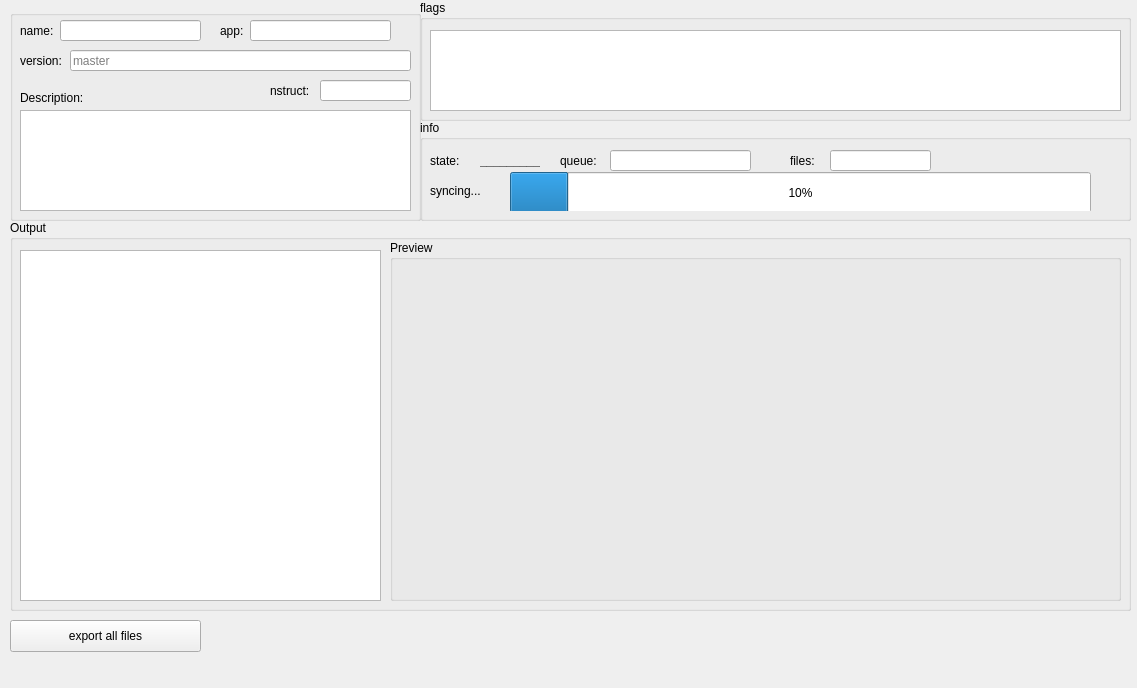
Old version of the form source/src/ui/task/task_view.ui in the repository RosettaCommons/rosetta.
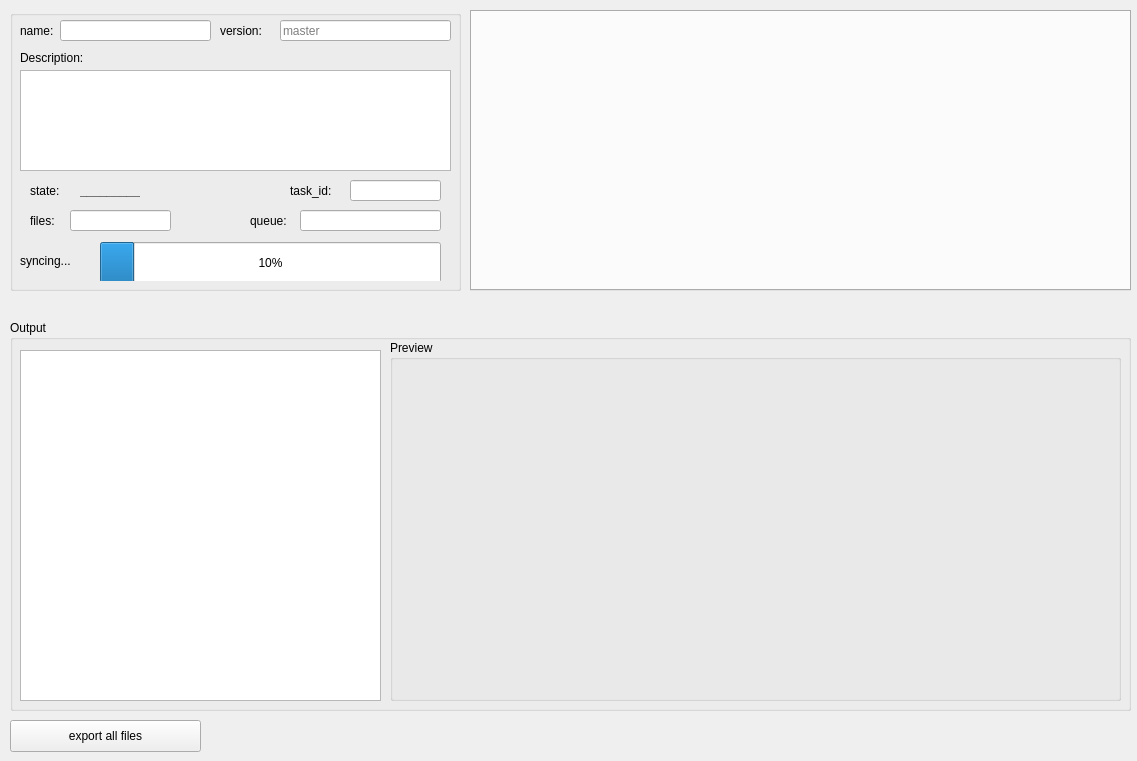
New version of the form.

Diff of the .ui file:
```diff
--- a/source/src/ui/task/task_view.ui
+++ b/source/src/ui/task/task_view.ui
@@ -7,7 +7,7 @@
     <x>0</x>
     <y>0</y>
     <width>1137</width>
-    <height>688</height>
+    <height>761</height>
    </rect>
   </property>
   <property name="windowTitle">
@@ -17,7 +17,7 @@
    <property name="geometry">
     <rect>
      <x>10</x>
-     <y>220</y>
+     <y>320</y>
      <width>1121</width>
      <height>391</height>
     </rect>
@@ -70,8 +70,8 @@
     <rect>
      <x>10</x>
      <y>10</y>
-     <width>411</width>
-     <height>211</height>
+     <width>451</width>
+     <height>281</height>
     </rect>
    </property>
    <property name="title">
@@ -85,7 +85,7 @@
      <rect>
       <x>50</x>
       <y>10</y>
-      <width>141</width>
+      <width>151</width>
       <height>21</height>
      </rect>
     </property>
@@ -109,24 +109,11 @@
      <string>name:</string>
     </property>
    </widget>
-   <widget class="QLabel" name="label_11">
-    <property name="geometry">
-     <rect>
-      <x>210</x>
-      <y>0</y>
-      <width>61</width>
-      <height>41</height>
-     </rect>
-    </property>
-    <property name="text">
-     <string>app:</string>
-    </property>
-   </widget>
    <widget class="QLabel" name="label_12">
     <property name="geometry">
      <rect>
-      <x>10</x>
-      <y>40</y>
+      <x>210</x>
+      <y>10</y>
       <width>51</width>
       <height>21</height>
      </rect>
@@ -139,7 +126,7 @@
     <property name="geometry">
      <rect>
       <x>10</x>
-      <y>80</y>
+      <y>40</y>
       <width>81</width>
       <height>16</height>
      </rect>
@@ -152,26 +139,13 @@
     <property name="geometry">
      <rect>
       <x>10</x>
-      <y>100</y>
-      <width>391</width>
-      <height>101</height>
-     </rect>
-    </property>
-    <property name="readOnly">
-     <bool>true</bool>
-    </property>
-   </widget>
-   <widget class="QLabel" name="label_14">
-    <property name="geometry">
-     <rect>
-      <x>260</x>
       <y>60</y>
-      <width>51</width>
-      <height>41</height>
+      <width>431</width>
+      <height>101</height>
      </rect>
     </property>
-    <property name="text">
-     <string>nstruct:</string>
+    <property name="readOnly">
+     <bool>true</bool>
     </property>
    </widget>
    <widget class="QLineEdit" name="version">
@@ -180,9 +154,9 @@
     </property>
     <property name="geometry">
      <rect>
-      <x>60</x>
-      <y>40</y>
-      <width>341</width>
+      <x>270</x>
+      <y>10</y>
+      <width>171</width>
       <height>21</height>
      </rect>
     </property>
@@ -196,88 +170,11 @@
      <string>master</string>
     </property>
    </widget>
-   <widget class="QLineEdit" name="app">
-    <property name="enabled">
-     <bool>true</bool>
-    </property>
-    <property name="geometry">
-     <rect>
-      <x>240</x>
-      <y>10</y>
-      <width>141</width>
-      <height>21</height>
-     </rect>
-    </property>
-    <property name="focusPolicy">
-     <enum>Qt::StrongFocus</enum>
-    </property>
-    <property name="readOnly">
-     <bool>true</bool>
-    </property>
-   </widget>
-   <widget class="QLineEdit" name="nstruct">
-    <property name="enabled">
-     <bool>true</bool>
-    </property>
-    <property name="geometry">
-     <rect>
-      <x>310</x>
-      <y>70</y>
-      <width>91</width>
-      <height>21</height>
-     </rect>
-    </property>
-    <property name="focusPolicy">
-     <enum>Qt::StrongFocus</enum>
-    </property>
-    <property name="readOnly">
-     <bool>true</bool>
-    </property>
-   </widget>
-  </widget>
-  <widget class="QGroupBox" name="groupBox_2">
-   <property name="geometry">
-    <rect>
-     <x>420</x>
-     <y>0</y>
-     <width>711</width>
-     <height>121</height>
-    </rect>
-   </property>
-   <property name="title">
-    <string>flags</string>
-   </property>
-   <widget class="QPlainTextEdit" name="flags">
-    <property name="geometry">
-     <rect>
-      <x>10</x>
-      <y>30</y>
-      <width>691</width>
-      <height>81</height>
-     </rect>
-    </property>
-    <property name="readOnly">
-     <bool>true</bool>
-    </property>
-   </widget>
-  </widget>
-  <widget class="QGroupBox" name="groupBox_3">
-   <property name="geometry">
-    <rect>
-     <x>420</x>
-     <y>120</y>
-     <width>711</width>
-     <height>101</height>
-    </rect>
-   </property>
-   <property name="title">
-    <string>info</string>
-   </property>
    <widget class="QLabel" name="label_5">
     <property name="geometry">
      <rect>
-      <x>10</x>
-      <y>30</y>
+      <x>20</x>
+      <y>170</y>
       <width>41</width>
       <height>21</height>
      </rect>
@@ -289,8 +186,8 @@
    <widget class="QLabel" name="state">
     <property name="geometry">
      <rect>
-      <x>60</x>
-      <y>30</y>
+      <x>70</x>
+      <y>170</y>
       <width>60</width>
       <height>21</height>
      </rect>
@@ -311,8 +208,8 @@
     </property>
     <property name="geometry">
      <rect>
-      <x>190</x>
-      <y>30</y>
+      <x>290</x>
+      <y>200</y>
       <width>141</width>
       <height>21</height>
      </rect>
@@ -327,8 +224,8 @@
    <widget class="QLabel" name="label_6">
     <property name="geometry">
      <rect>
-      <x>140</x>
-      <y>30</y>
+      <x>240</x>
+      <y>200</y>
       <width>41</width>
       <height>21</height>
      </rect>
@@ -337,27 +234,14 @@
      <string>queue:</string>
     </property>
    </widget>
-   <widget class="QLabel" name="label_7">
-    <property name="geometry">
-     <rect>
-      <x>370</x>
-      <y>30</y>
-      <width>41</width>
-      <height>21</height>
-     </rect>
-    </property>
-    <property name="text">
-     <string>files:</string>
-    </property>
-   </widget>
    <widget class="QLineEdit" name="files_count">
     <property name="enabled">
      <bool>true</bool>
     </property>
     <property name="geometry">
      <rect>
-      <x>410</x>
-      <y>30</y>
+      <x>60</x>
+      <y>200</y>
       <width>101</width>
       <height>21</height>
      </rect>
@@ -369,12 +253,25 @@
      <bool>true</bool>
     </property>
    </widget>
+   <widget class="QLabel" name="label_7">
+    <property name="geometry">
+     <rect>
+      <x>20</x>
+      <y>200</y>
+      <width>41</width>
+      <height>21</height>
+     </rect>
+    </property>
+    <property name="text">
+     <string>files:</string>
+    </property>
+   </widget>
    <widget class="QWidget" name="syncing" native="true">
     <property name="geometry">
      <rect>
       <x>10</x>
-      <y>50</y>
-      <width>671</width>
+      <y>230</y>
+      <width>431</width>
       <height>41</height>
      </rect>
     </property>
@@ -383,7 +280,7 @@
       <rect>
        <x>80</x>
        <y>2</y>
-       <width>581</width>
+       <width>341</width>
        <height>41</height>
       </rect>
      </property>
@@ -405,12 +302,44 @@
      </property>
     </widget>
    </widget>
+   <widget class="QLabel" name="label_8">
+    <property name="geometry">
+     <rect>
+      <x>280</x>
+      <y>170</y>
+      <width>51</width>
+      <height>21</height>
+     </rect>
+    </property>
+    <property name="text">
+     <string>task_id:</string>
+    </property>
+   </widget>
+   <widget class="QLineEdit" name="task_id">
+    <property name="enabled">
+     <bool>true</bool>
+    </property>
+    <property name="geometry">
+     <rect>
+      <x>340</x>
+      <y>170</y>
+      <width>91</width>
+      <height>21</height>
+     </rect>
+    </property>
+    <property name="focusPolicy">
+     <enum>Qt::StrongFocus</enum>
+    </property>
+    <property name="readOnly">
+     <bool>true</bool>
+    </property>
+   </widget>
   </widget>
   <widget class="QPushButton" name="export_all_files">
    <property name="geometry">
     <rect>
      <x>10</x>
-     <y>620</y>
+     <y>720</y>
      <width>191</width>
      <height>32</height>
     </rect>
@@ -419,6 +348,22 @@
     <string>export all files</string>
    </property>
   </widget>
+  <widget class="QTabWidget" name="jobs">
+   <property name="geometry">
+    <rect>
+     <x>470</x>
+     <y>10</y>
+     <width>661</width>
+     <height>281</height>
+    </rect>
+   </property>
+   <property name="currentIndex">
+    <number>-1</number>
+   </property>
+   <property name="movable">
+    <bool>false</bool>
+   </property>
+  </widget>
  </widget>
  <resources/>
  <connections/>
```
